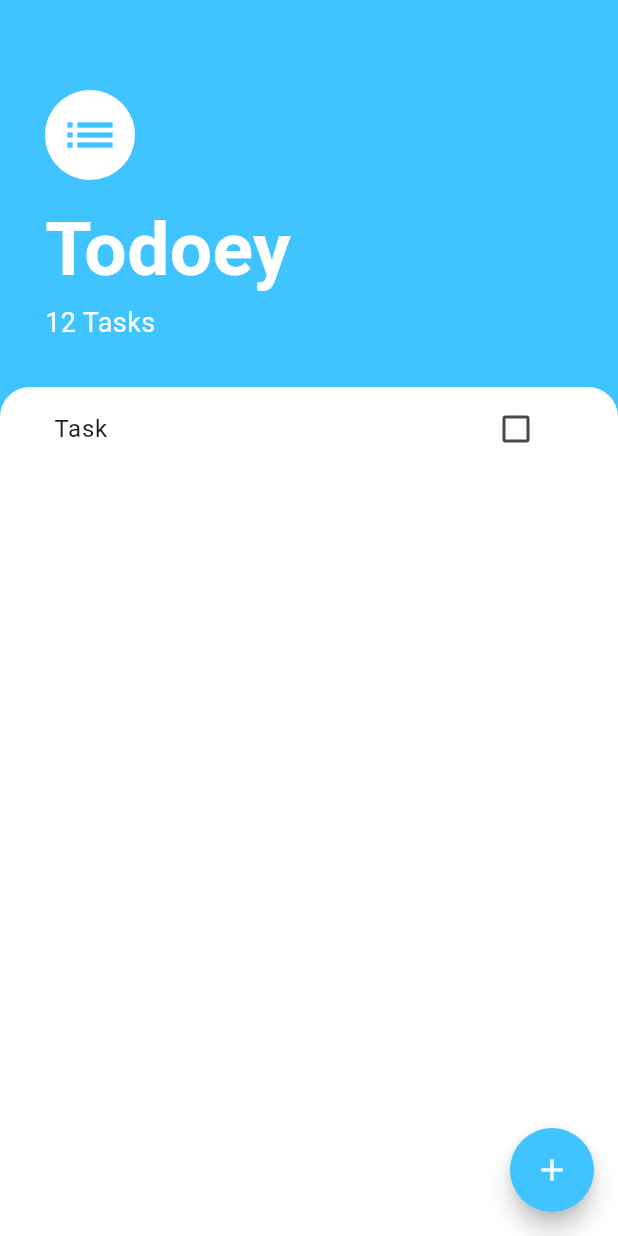
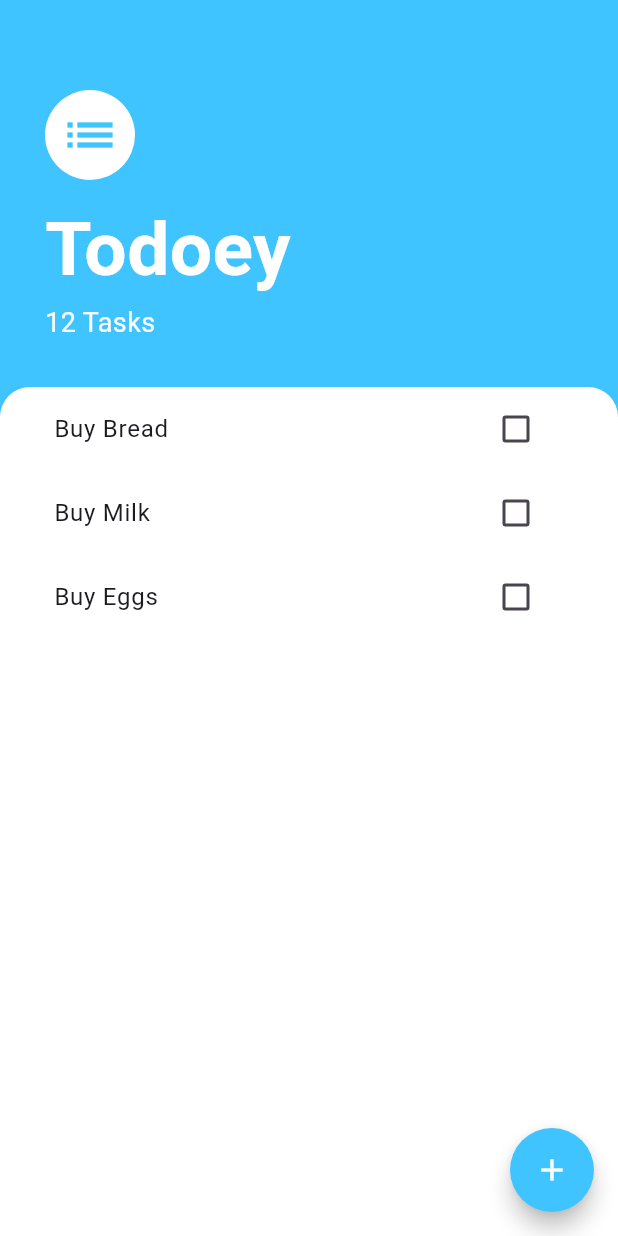
Before and after one commit to WinHtunOo29/Flutter-To-Do-List, a Flutter app: the screen it shows after launch, on a phone screen of 412 x 824 dp. Run offline on Flutter 3.47's test engine with Material 3 defaults, Android fonts, the phone set to English and light mode, and no system bars.

Commit message:
dynamic task checkbox with listview builder

```diff
--- a/flutter_to_do_list/lib/components/task_tile.dart
+++ b/flutter_to_do_list/lib/components/task_tile.dart
@@ -1,34 +1,26 @@
 import 'package:flutter/material.dart';
-import 'package:flutter_to_do_list/components/task_checkbox.dart';
 
-class TaskTile extends StatefulWidget {
-  const TaskTile({
-    super.key,
-  });
+class TaskTile extends StatelessWidget {
 
-  @override
-  State<TaskTile> createState() => _TaskTileState();
-}
+  final bool isChecked;
+  final String taskTitle;
+  final Function(bool?) checkboxCallback;
 
-class _TaskTileState extends State<TaskTile> {
-  bool? isChecked = false;
+  const TaskTile({super.key, required this.isChecked, required this.taskTitle, required this.checkboxCallback});
 
   @override
   Widget build(BuildContext context) {
     return ListTile(
       title: Text(
-        'Task',
+        taskTitle,
         style: TextStyle(
           decoration: isChecked == true ? TextDecoration.lineThrough : null,
         ),
       ),
-      trailing: TaskCheckbox(
-        checkboxState: isChecked,
-        toggleCheckboxState: (bool? checkboxState) {
-          setState(() {
-            isChecked = checkboxState;
-          });
-        }
+      trailing: Checkbox(
+        activeColor: Colors.lightBlueAccent,
+        value: isChecked,
+        onChanged: checkboxCallback
       )
     );
   }
--- a/flutter_to_do_list/lib/components/tasks_list.dart
+++ b/flutter_to_do_list/lib/components/tasks_list.dart
@@ -1,17 +1,35 @@
 import 'package:flutter/material.dart';
 import 'package:flutter_to_do_list/components/task_tile.dart';
+import 'package:flutter_to_do_list/models/task.dart';
 
-class TasksList extends StatelessWidget {
+class TasksList extends StatefulWidget {
   const TasksList({
     super.key,
   });
 
   @override
+  State<TasksList> createState() => _TasksListState();
+}
+
+class _TasksListState extends State<TasksList> {
+  List<Task> tasks = [
+    Task(taskName: 'Buy Bread'),
+    Task(taskName: 'Buy Milk'),
+    Task(taskName: 'Buy Eggs'),
+  ];
+
+  @override
   Widget build(BuildContext context) {
-    return ListView(
-      children: const [
-        TaskTile()
-      ],
-    );
+    return ListView.builder(itemBuilder: (context, index) {
+      return TaskTile(
+        taskTitle: tasks[index].taskName,
+        isChecked: tasks[index].isDone,
+        checkboxCallback: (checkboxState) {
+          setState(() {
+            tasks[index].toggleDone();
+          });
+        }
+      );
+    }, itemCount: tasks.length);
   }
 }
--- /dev/null
+++ b/flutter_to_do_list/lib/models/task.dart
@@ -0,0 +1,10 @@
+class Task {
+  final String taskName;
+  bool isDone;
+
+  Task({required this.taskName, this.isDone = false});
+
+  void toggleDone() {
+    isDone = !isDone;
+  }
+}
```
